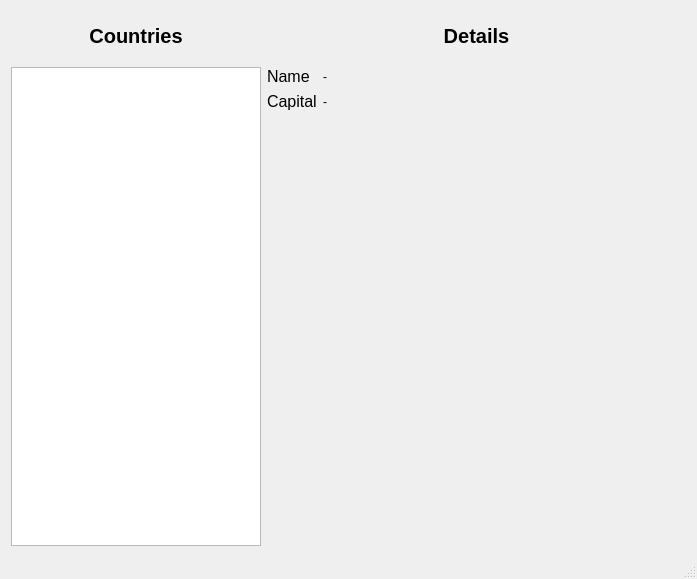
Qt form MainWindow.ui (synapticvoid/sample-qt-model-view) before a commit.
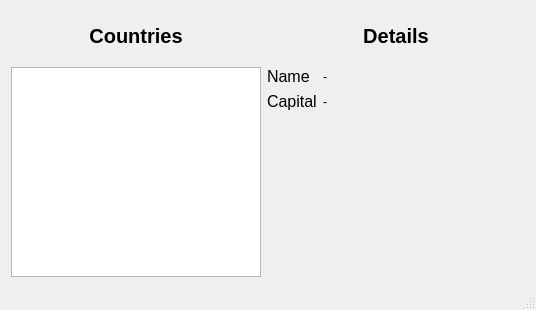
The same form after that commit.

Commit message: Simplify data access in MainWindow

```diff
--- a/MainWindow.ui
+++ b/MainWindow.ui
@@ -6,8 +6,8 @@
    <rect>
     <x>0</x>
     <y>0</y>
-    <width>697</width>
-    <height>579</height>
+    <width>536</width>
+    <height>310</height>
    </rect>
   </property>
   <property name="windowTitle">
```
Left out of the diff: 8 changed lines with no effect on the pictures. The commit also changes 2 other files.
